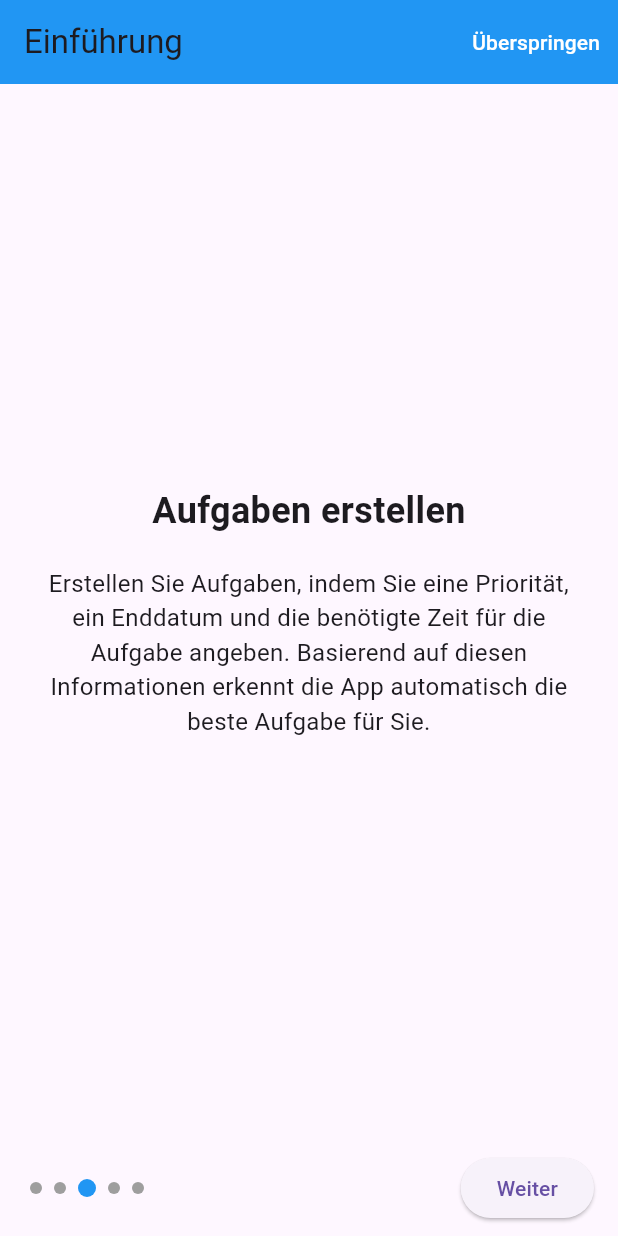
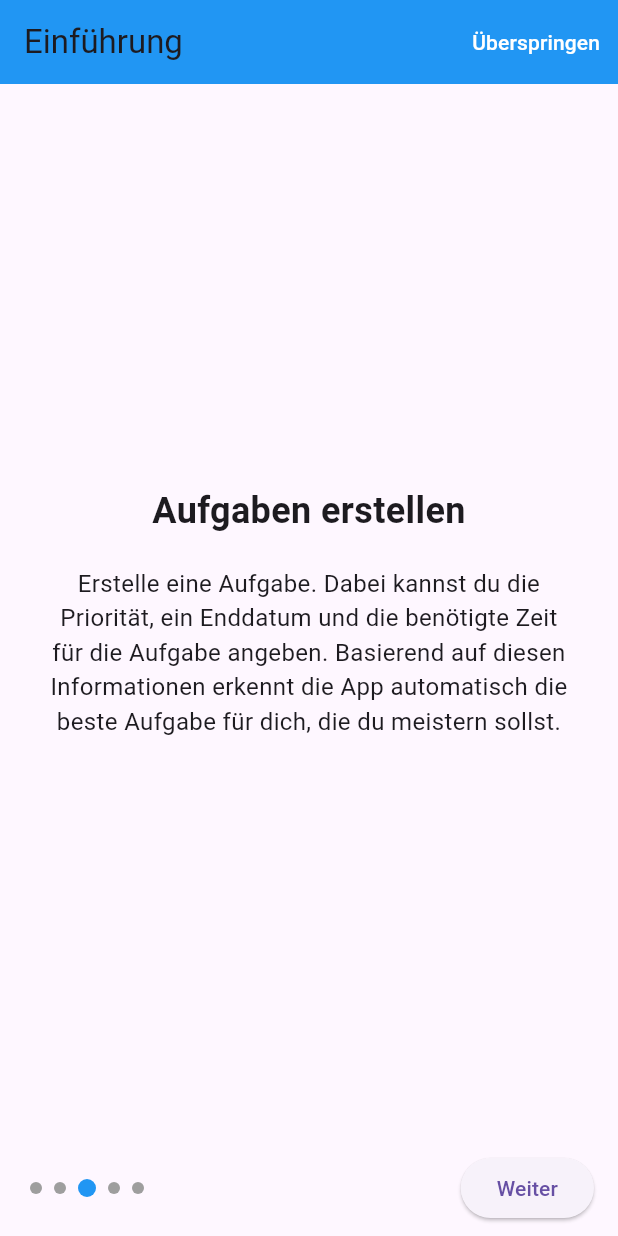
Before and after one commit to jakub-suliga/app, a Flutter app: the screen it shows after launch, swiped to page 3, on a phone screen of 412 x 824 dp. Run offline on Flutter 3.47's test engine with Material 3 defaults, Android fonts, the phone set to English and light mode, and no system bars; our stand-ins replace audioplayers, bloc, equatable, flutter_bloc, permission_handler, shared_preferences; missing offline and left inert: esense_flutter.

Commit message:
Update intro screen content for clarity and engagement; remove unused image asset from pubspec.yaml

```diff
--- a/lib/presentation/screens/intro_screen.dart
+++ b/lib/presentation/screens/intro_screen.dart
@@ -17,34 +17,29 @@ class _IntroScreenState extends State<IntroScreen> {
 
   final List<IntroPageData> _pages = [
     IntroPageData(
-      title: 'Willkommen bei der Focus App!',
+      title: 'Willkommen bei FocusBuddy!',
       description:
-          'Diese App hilft Ihnen, Ihre Aufgaben effizient zu verwalten und fokussiert zu arbeiten.',
-      imagePath: 'assets/images/intro_1.png', // Bild zur ersten Seite hinzufügen
+          'Diese App hilft dir, fokussiert zu lernen und deine Aufgaben zu meistern.',
     ),
     IntroPageData(
       title: 'eSense-Kopfhörer verbinden',
       description:
-          'Verbinden Sie Ihre eSense-Kopfhörer zuerst über die Bluetooth-Einstellungen Ihres Android-Geräts. Gehen Sie dann in die App-Einstellungen und geben Sie den Namen Ihrer eSense-Kopfhörer ein. Nur eSense-Kopfhörer werden unterstützt.',
-      // imagePath: 'assets/images/intro_2.png', // Optional: Bild zur zweiten Seite hinzufügen
+          '1. Verbinde deine eSense-Kopfhörer zuerst über die Bluetooth-Einstellungen deines Handys. \n\n 2. Gehe dann in die App-Einstellungen und gib den Namen der eSense-Kopfhörer ein. Nur eSense-Kopfhörer funktionieren.',
     ),
     IntroPageData(
       title: 'Aufgaben erstellen',
       description:
-          'Erstellen Sie Aufgaben, indem Sie eine Priorität, ein Enddatum und die benötigte Zeit für die Aufgabe angeben. Basierend auf diesen Informationen erkennt die App automatisch die beste Aufgabe für Sie.',
-      // imagePath: 'assets/images/intro_3.png', // Optional
+          'Erstelle eine Aufgabe. Dabei kannst du die Priorität, ein Enddatum und die benötigte Zeit für die Aufgabe angeben. Basierend auf diesen Informationen erkennt die App automatisch die beste Aufgabe für dich, die du meistern sollst.',
     ),
     IntroPageData(
       title: 'Pomodoro-Einheit starten',
       description:
-          'Starten Sie eine Pomodoro-Einheit, um konzentriert an Ihrer Aufgabe zu arbeiten. Während der Pomodoro-Einheit überwacht die App Ihre Bewegungen mithilfe der eSense-Kopfhörer, um sicherzustellen, dass Sie sich nicht zu viel bewegen und fokussiert bleiben.',
-      // imagePath: 'assets/images/intro_4.png', // Optional
+          'Nach dem erstellen einer Aufgabe, starte eine Pomodoro-Einheit, um fokussiert an der Aufgabe zu arbeiten. Während der Pomodoro-Einheit überwacht die App Ihre Bewegungen mithilfe der eSense-Kopfhörer, um sicherzustellen, dass Sie sich nicht zu viel bewegen und fokussiert bleiben. Um eine Pomodoro Einheit zu starten, musst du eine Aufgabe hinzufügen.',
     ),
     IntroPageData(
       title: 'Feedback erhalten',
       description:
-          'In den Pausen überprüft die App Ihre Bewegung, um sicherzustellen, dass Sie sich ausreichend bewegen. Abhängig von Ihren Bewegungen erhalten Sie entsprechendes Feedback: Während der Pomodoro-Einheit sollten Sie sich konzentrieren, und während der Pause sollten Sie sich mehr bewegen.',
-      // imagePath: 'assets/images/intro_5.png', // Optional
+          'In den Pausen überprüft die App deine Bewegung, um sicherzustellen, dass du dich ausreichend bewegst. Abhängig von den Bewegungen erhälst du entsprechendes Feedback: Während der Pomodoro-Einheit solltest du dich konzentrieren, und während der Pause solltest du dich mehr bewegen.',
     ),
   ];
 
--- a/pubspec.yaml
+++ b/pubspec.yaml
@@ -47,7 +47,6 @@ dev_dependencies:
 flutter:
   uses-material-design: true
   assets:
-      - assets/images/intro_1.png
       - assets/audio/focus1.mp3
       - assets/audio/focus2.mp3
       - assets/audio/focus3.mp3
```
Also changed, not shown: assets/images/intro_1.png (deleted).
